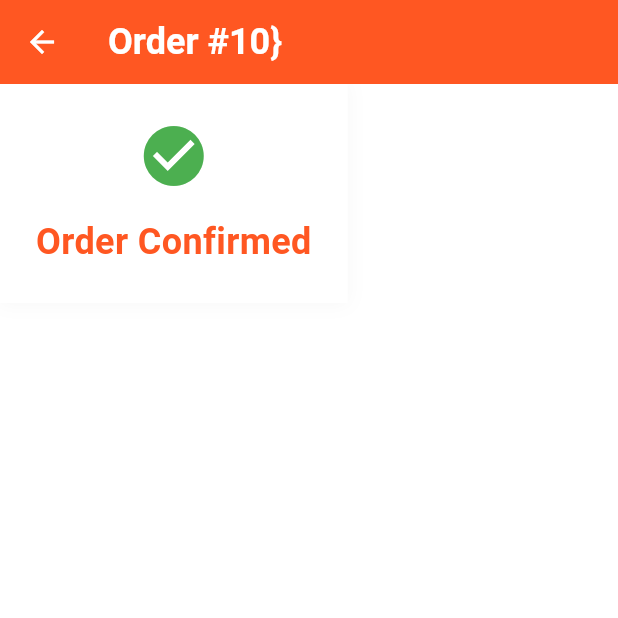
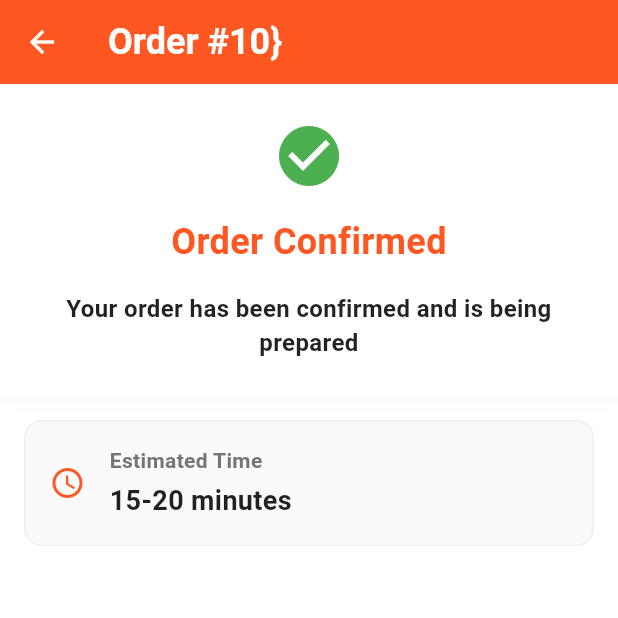
Before and after one commit to KhalilHen/pt_pick_up_platform, a Flutter app: the OrderStatusScreen screen opened directly, on a phone screen of 412 x 824 dp, the top half of it. Run offline on Flutter 3.47's test engine with Material 3 defaults, Android fonts, the phone set to English and light mode, and no system bars; our stand-ins replace firebase_core, firebase_database, introduction_screen, line_icons, shared_preferences, supabase_flutter; accounts and stored records are empty; generated files the repository leaves out were written again; network calls fail; key blocks and very long unbroken strings in the code were emptied for the run.

Commit message:
Created the estimated time block

```diff
--- a/lib/listeners/order_status_screen.dart
+++ b/lib/listeners/order_status_screen.dart
@@ -32,18 +32,37 @@ class _OrderStatusScreenState extends State<OrderStatusScreen> with TickerProvid
           child: Column(
         children: [
           //Status Header
-          Container(
+          StatusHeader(),
+
+          Expanded(
+              child: SingleChildScrollView(
+            child: Padding(
+              padding: const EdgeInsets.all(16),
+              child: Column(
+                crossAxisAlignment: CrossAxisAlignment.start,
+                children: [
+                  timeEstimate(),
+                  const SizedBox(
+                    height: 24,
+                  )
+                ],
+              ),
+            ),
+          ))
+        ],
+      )),
+    );
+  }
+}
+
+Widget StatusHeader() {
+  return Container(
     padding: const EdgeInsets.all(24),
     decoration: BoxDecoration(color: Colors.white, boxShadow: [
-              BoxShadow(
-                color: Colors.grey.withAlpha(22),
-                spreadRadius: 1,
-                blurRadius: 10,
-              )
+      BoxShadow(color: Colors.grey.withAlpha((0.1 * 255).round()), spreadRadius: 1, blurRadius: 10),
     ]),
     child: Column(
       children: [
-                //
         Icon(
           Icons.check_circle,
           color: Colors.green,
@@ -57,11 +76,55 @@ class _OrderStatusScreenState extends State<OrderStatusScreen> with TickerProvid
           style: const TextStyle(fontSize: 24, fontWeight: FontWeight.bold, color: Colors.deepOrange),
           textAlign: TextAlign.center,
         ),
+        const SizedBox(
+          height: 16,
+        ),
+        Text(
+          'Your order has been confirmed and is being prepared',
+          style: const TextStyle(fontSize: 16, color: Colors.black87),
+          textAlign: TextAlign.center,
+        ),
       ],
+    ),
+  );
+}
+
+Widget timeEstimate() {
+  return Container(
+    padding: const EdgeInsets.all(16),
+    decoration: BoxDecoration(
+      color: Colors.grey[50],
+      borderRadius: BorderRadius.circular(12),
+      border: Border.all(color: Colors.grey[200]!),
+    ),
+    child: Row(
+      children: [
+        const Icon(Icons.access_time, color: Colors.deepOrange),
+        const SizedBox(width: 16),
+        Expanded(
+            child: Column(
+          crossAxisAlignment: CrossAxisAlignment.start,
+          children: [
+            Text(
+              'Estimated Time',
+              style: TextStyle(
+                color: Colors.grey[600],
+                fontSize: 14,
+              ),
+            ),
+            const SizedBox(
+              height: 4,
+            ),
+            const Text(
+              '15-20 minutes',
+              style: TextStyle(
+                fontSize: 18,
+                fontWeight: FontWeight.bold,
               ),
             ),
           ],
-      )),
+        ))
+      ],
+    ),
   );
 }
-}
```
Lines whose indentation alone changed are shown as unchanged.
